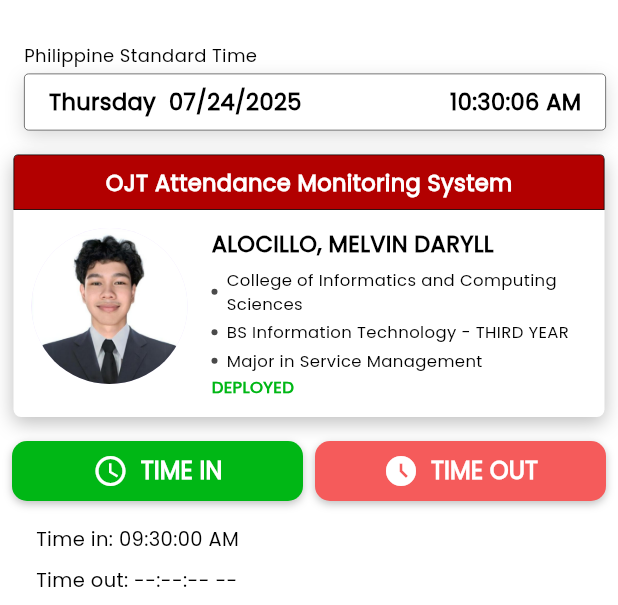
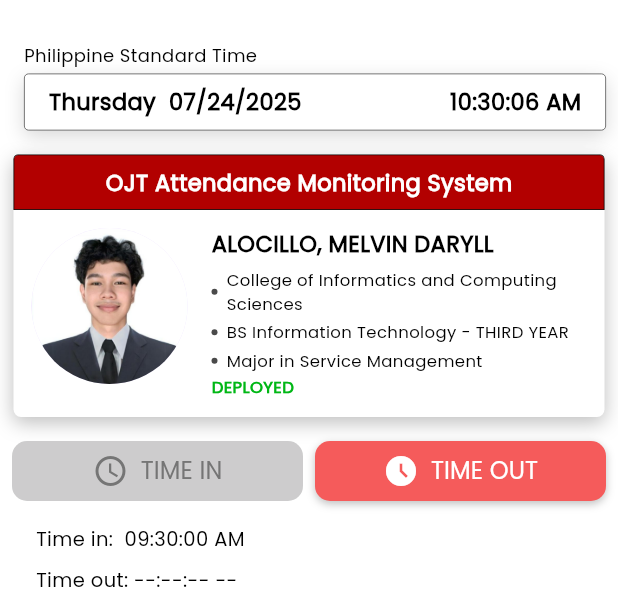
Before and after one commit to vindaryll/Spartrack_AMS, a Flutter app: the DashboardPage screen opened directly with sample values from the repository, on a phone screen of 412 x 824 dp, the part 66-671 px from its top. Run offline on Flutter 3.47's test engine with Material 3 defaults, Android fonts, the phone set to English and light mode, and no system bars; missing offline and left inert: art_sweetalert, flutter_quill; Roboto replaces fonts that are missing (Inter).

Commit message:
fixed time in and button state

```diff
--- a/spartrack/lib/common/custom_action_button.dart
+++ b/spartrack/lib/common/custom_action_button.dart
@@ -5,7 +5,7 @@ class CustomActionButton extends StatelessWidget {
   final Color backgroundColor;
   final IconData icon;
   final String label;
-  final VoidCallback onPressed;
+  final VoidCallback? onPressed;
   final double? width;
   final double? height;
   final double borderRadius;
@@ -37,13 +37,24 @@ class CustomActionButton extends StatelessWidget {
 
   @override
   Widget build(BuildContext context) {
+    final bool isDisabled = onPressed == null;
+    final Color effectiveBg = isDisabled
+        ? AppColors.fieldGray // Disabled background
+        : backgroundColor;
+    final Color effectiveIcon = isDisabled
+        ? AppColors.darkGray
+        : (iconColor ?? AppColors.white);
+    final Color effectiveText = isDisabled
+        ? AppColors.darkGray
+        : (textColor ?? AppColors.white);
+
     return Container(
       width: width,
       height: height,
       decoration: BoxDecoration(
-        color: backgroundColor,
+        color: effectiveBg,
         borderRadius: BorderRadius.circular(borderRadius),
-        boxShadow: hasShadow
+        boxShadow: hasShadow && !isDisabled
             ? [
                 BoxShadow(
                   color: AppColors.shadowDark,
@@ -68,7 +79,7 @@ class CustomActionButton extends StatelessWidget {
           children: [
             Icon(
               icon,
-              color: iconColor ?? AppColors.white,
+              color: effectiveIcon,
               size: iconSize ?? 24,
             ),
             const SizedBox(width: 8),
@@ -77,7 +88,7 @@ class CustomActionButton extends StatelessWidget {
               style: AppColors.buttonStyle.copyWith(
                 fontWeight: fontWeight,
                 fontSize: fontSize,
-                color: textColor ?? AppColors.white,
+                color: effectiveText,
                 letterSpacing: 0.07,
               ),
             ),
@@ -125,7 +136,7 @@ class SaveButton extends StatelessWidget {
 // Specialized button for Time In/Out actions
 class TimeActionButton extends StatelessWidget {
   final bool isTimeIn;
-  final VoidCallback onPressed;
+  final VoidCallback? onPressed;
 
   const TimeActionButton({
     super.key,
@@ -135,16 +146,32 @@ class TimeActionButton extends StatelessWidget {
 
   @override
   Widget build(BuildContext context) {
+    final bool isDisabled = onPressed == null;
+    final Color effectiveBg = isDisabled
+        ? AppColors.fieldGray // Disabled background
+        : (isTimeIn ? AppColors.successGreen : AppColors.dangerRed);
+    final IconData effectiveIcon = isDisabled
+        ? Icons.access_time_outlined // Disabled icon
+        : (isTimeIn ? Icons.access_time : Icons.access_time_filled);
+    final String effectiveLabel = isDisabled ? 'TIME IN' : (isTimeIn ? 'TIME IN' : 'TIME OUT');
+    final Color effectiveText = isDisabled
+        ? AppColors.darkGray
+        : (isTimeIn ? AppColors.white : AppColors.white);
+
     return CustomActionButton(
-      backgroundColor: isTimeIn
-          ? AppColors.successGreen
-          : AppColors.dangerRed,
-      icon: isTimeIn
-          ? Icons.access_time
-          : Icons.access_time_filled,
-      label: isTimeIn ? 'TIME IN' : 'TIME OUT',
+      backgroundColor: effectiveBg,
+      icon: effectiveIcon,
+      label: effectiveLabel,
       onPressed: onPressed,
       height: 40,
+      borderRadius: 10, // Assuming a default borderRadius for TimeActionButton
+      hasShadow: true, // Assuming a default hasShadow for TimeActionButton
+      iconColor: effectiveText, // Use effectiveText for iconColor
+      textColor: effectiveText, // Use effectiveText for textColor
+      fontSize: 16, // Assuming a default fontSize for TimeActionButton
+      fontWeight: FontWeight.normal, // Assuming a default fontWeight for TimeActionButton
+      iconSize: 24, // Assuming a default iconSize for TimeActionButton
+      padding: const EdgeInsets.symmetric(vertical: 4), // Assuming a default padding for TimeActionButton
     );
   }
 }
--- a/spartrack/lib/widgets/attendance_tab.dart
+++ b/spartrack/lib/widgets/attendance_tab.dart
@@ -76,6 +76,8 @@ class _AttendanceTabState extends State<AttendanceTab> {
   @override
   Widget build(BuildContext context) {
     final todayAttendance = _getTodayAttendance();
+    final hasTimeIn = todayAttendance?.timeIn != null && todayAttendance!.timeIn!.isNotEmpty;
+    final hasTimeOut = todayAttendance?.timeOut != null && todayAttendance!.timeOut!.isNotEmpty;
     return Column(
       children: [
         // Time In/Out Buttons
@@ -84,14 +86,16 @@ class _AttendanceTabState extends State<AttendanceTab> {
             Expanded(
               child: TimeActionButton(
                 isTimeIn: true,
-                onPressed: _handleTimeIn,
+                key: const Key('timeInBtn'),
+                onPressed: (!hasTimeIn && !hasTimeOut) ? _handleTimeIn : null,
               ),
             ),
             const SizedBox(width: 8),
             Expanded(
               child: TimeActionButton(
                 isTimeIn: false,
-                onPressed: _handleTimeOut,
+                onPressed: (hasTimeIn && !hasTimeOut) ? _handleTimeOut : null,
+                key: const Key('timeOutBtn'),
               ),
             ),
           ],
@@ -107,7 +111,7 @@ class _AttendanceTabState extends State<AttendanceTab> {
                   crossAxisAlignment: CrossAxisAlignment.start,
                   children: [
                     Text(
-                      'Time in: ${_formatTime(todayAttendance?.timeIn)}',
+                      'Time in:  ${_formatTime(todayAttendance?.timeIn)}',
                       style: AppColors.captionStyle.copyWith(
                         fontWeight: FontWeight.w500,
                         fontSize: 13,
```
